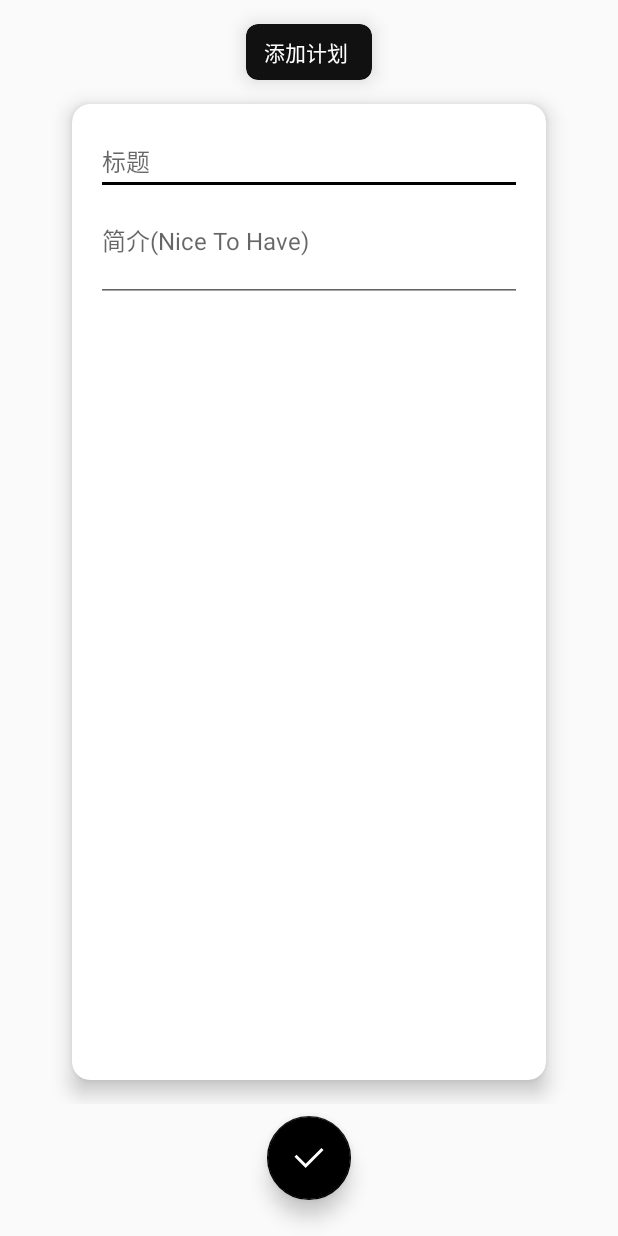
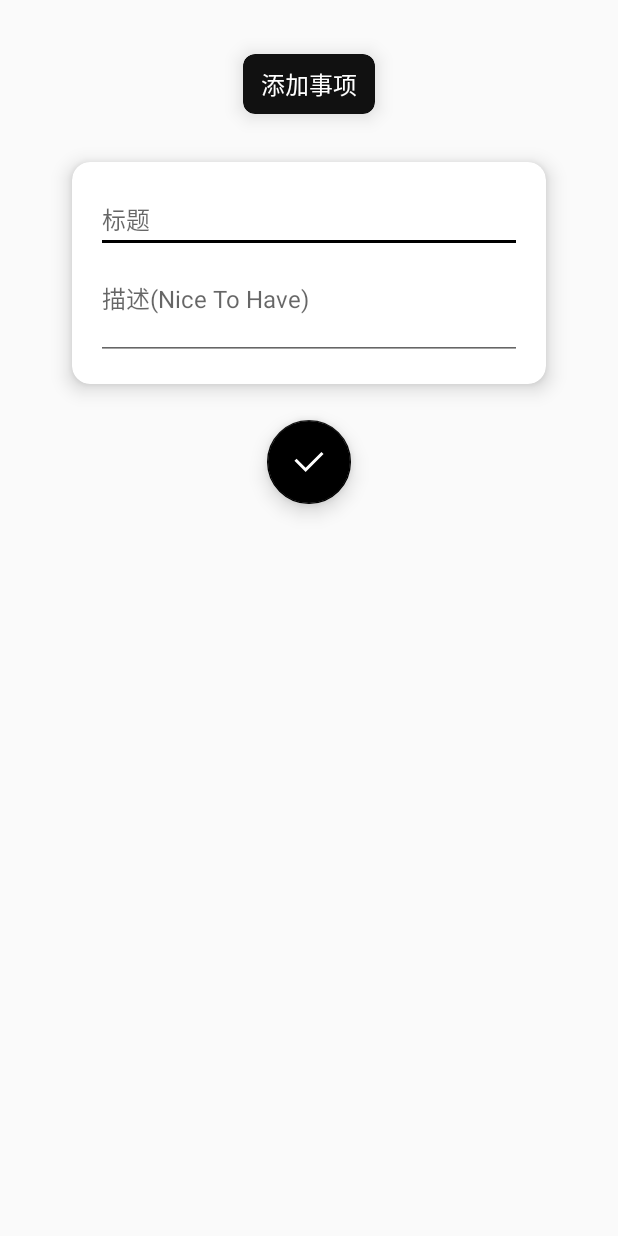
Before and after one commit to csming1995/hundredpercent, an Android app: the AddRecordActivity screen opened directly, with no data from a screen before it, on a phone screen of 412 x 824 dp. Run offline under Robolectric (Android 15) with nearby library versions, the phone set to English and light mode, and no system bars; our stand-ins replace Dagger/Hilt's generated code.

Commit message:
[Feature] 完善事项发布页面.

```diff
--- a/app/src/main/java/com/csming/percent/plan/AddPlanActivity.java
+++ b/app/src/main/java/com/csming/percent/plan/AddPlanActivity.java
@@ -6,8 +6,10 @@ import android.animation.ObjectAnimator;
 import android.content.Context;
 import android.content.Intent;
 import android.os.Bundle;
+import android.view.View;
 import android.view.WindowManager;
 import android.widget.LinearLayout;
+import android.widget.Toast;
 
 import com.csming.percent.R;
 import com.csming.percent.common.widget.AutofitRecyclerView;
@@ -36,6 +38,7 @@ public class AddPlanActivity extends DaggerAppCompatActivity {
 
     private int mColorIndex = 0;
 
+    private LinearLayout mLlBackground;
     private LinearLayout mLlRoot;
     private FloatingActionButton mFabAdd;
 
@@ -90,6 +93,7 @@ public class AddPlanActivity extends DaggerAppCompatActivity {
     }
 
     private void initView() {
+        mLlBackground = findViewById(R.id.ll_background);
         mLlRoot = findViewById(R.id.ll_root);
         mFabAdd = findViewById(R.id.fab_add);
 
@@ -117,5 +121,13 @@ public class AddPlanActivity extends DaggerAppCompatActivity {
             mColorIndex = position;
             mColorSelectAdapter.setSelectIndex(position);
         });
+
+        mLlBackground.setOnClickListener(view -> {
+            onBackPressed();
+        });
+
+        mFabAdd.setOnClickListener(v -> {
+            Toast.makeText(this, "Add Plan", Toast.LENGTH_SHORT).show();
+        });
     }
 }
--- a/app/src/main/java/com/csming/percent/record/AddRecordActivity.java
+++ b/app/src/main/java/com/csming/percent/record/AddRecordActivity.java
@@ -6,8 +6,11 @@ import android.animation.ObjectAnimator;
 import android.content.Context;
 import android.content.Intent;
 import android.os.Bundle;
+import android.util.DisplayMetrics;
 import android.view.Window;
 import android.view.WindowManager;
+import android.widget.LinearLayout;
+import android.widget.Toast;
 
 import com.csming.percent.R;
 import com.google.android.material.floatingactionbutton.FloatingActionButton;
@@ -25,7 +28,8 @@ public class AddRecordActivity extends DaggerAppCompatActivity {
         return new Intent(context, AddRecordActivity.class);
     }
 
-    private CardView mCvPanel;
+    private LinearLayout mLlBackground;
+    private LinearLayout mLlRoot;
     private FloatingActionButton mFabAdd;
 
     private ObjectAnimator mObjectAnimatorCardPanelEnter;
@@ -37,7 +41,7 @@ public class AddRecordActivity extends DaggerAppCompatActivity {
     public void onCreate(@Nullable Bundle savedInstanceState) {
         getWindow().setFlags(WindowManager.LayoutParams.FLAG_FULLSCREEN, WindowManager.LayoutParams.FLAG_FULLSCREEN);
         super.onCreate(savedInstanceState);
-        setContentView(R.layout.activity_add_plan);
+        setContentView(R.layout.activity_add_record);
 
         initView();
     }
@@ -56,17 +60,21 @@ public class AddRecordActivity extends DaggerAppCompatActivity {
     }
 
     private void initAnimator() {
-        int heightCardPanel = mCvPanel.getMeasuredHeight();
-        mObjectAnimatorCardPanelEnter = ObjectAnimator.ofFloat(mCvPanel, "translationY", heightCardPanel, -50, 0);
+
+        // 获取 主面板高度
+        int heightCardPanel = mLlRoot.getMeasuredHeight();
+        // 获取屏幕信息
+        DisplayMetrics dm2 = getResources().getDisplayMetrics();
+        mObjectAnimatorCardPanelEnter = ObjectAnimator.ofFloat(mLlRoot, "translationY", heightCardPanel, -50, 0);
         mObjectAnimatorCardPanelEnter.setDuration(500);
 
         mObjectAnimatorFabEnter = ObjectAnimator.ofFloat(mFabAdd, "translationY", 500, -50, 0);
         mObjectAnimatorFabEnter.setDuration(600);
 
-        mObjectAnimatorCardPannelExit = ObjectAnimator.ofFloat(mCvPanel, "translationY", 0, heightCardPanel + heightCardPanel + mCvPanel.getTop());
+        mObjectAnimatorCardPannelExit = ObjectAnimator.ofFloat(mLlRoot, "translationY", 0,  + dm2.heightPixels);
         mObjectAnimatorCardPannelExit.setDuration(200);
 
-        mObjectAnimatorFabExit = ObjectAnimator.ofFloat(mFabAdd, "translationY", 0, heightCardPanel);
+        mObjectAnimatorFabExit = ObjectAnimator.ofFloat(mFabAdd, "translationY", 0, dm2.heightPixels);
         mObjectAnimatorFabExit.setDuration(200);
 
         mObjectAnimatorCardPannelExit.addListener(new AnimatorListenerAdapter() {
@@ -79,14 +87,23 @@ public class AddRecordActivity extends DaggerAppCompatActivity {
     }
 
     private void initView() {
-        mCvPanel = findViewById(R.id.cv_panel);
+        mLlBackground = findViewById(R.id.ll_background);
+        mLlRoot = findViewById(R.id.ll_root);
         mFabAdd = findViewById(R.id.fab_add);
 
-        mCvPanel.post(() -> {
+        mLlRoot.post(() -> {
             initAnimator();
 
             mObjectAnimatorCardPanelEnter.start();
             mObjectAnimatorFabEnter.start();
         });
+
+        mLlBackground.setOnClickListener(view -> {
+            onBackPressed();
+        });
+
+        mFabAdd.setOnClickListener(v -> {
+            Toast.makeText(this, "Add Record", Toast.LENGTH_SHORT).show();
+        });
     }
 }
--- a/app/src/main/res/layout/activity_add_plan.xml
+++ b/app/src/main/res/layout/activity_add_plan.xml
@@ -2,6 +2,7 @@
 <LinearLayout xmlns:android="http://schemas.android.com/apk/res/android"
     xmlns:app="http://schemas.android.com/apk/res-auto"
     xmlns:tools="http://schemas.android.com/tools"
+    android:id="@+id/ll_background"
     android:layout_width="match_parent"
     android:layout_height="match_parent"
     android:background="@android:color/transparent"
@@ -11,15 +12,16 @@
     <LinearLayout
         android:id="@+id/ll_root"
         android:layout_width="match_parent"
-        android:layout_height="0dp"
-        android:layout_weight="1"
+        android:layout_height="wrap_content"
         android:orientation="vertical">
 
         <androidx.cardview.widget.CardView
             android:layout_width="wrap_content"
             android:layout_height="wrap_content"
             android:layout_gravity="top|center"
-            android:layout_marginTop="16dp"
+            android:layout_marginTop="36dp"
+            android:clickable="true"
+            android:focusable="true"
             android:foreground="?android:attr/selectableItemBackground"
             app:cardBackgroundColor="@color/color_111111"
             app:cardCornerRadius="8dp"
@@ -30,21 +32,24 @@
                 android:layout_height="wrap_content"
                 android:layout_marginStart="12dp"
                 android:layout_marginTop="8dp"
-                android:layout_marginEnd="16dp"
+                android:layout_marginEnd="12dp"
                 android:layout_marginBottom="8dp"
                 android:text="@string/title_add_plan"
-                android:textColor="@color/color_ffffff" />
+                android:textColor="@color/color_ffffff"
+                android:textSize="16dp" />
         </androidx.cardview.widget.CardView>
 
         <androidx.cardview.widget.CardView
             android:id="@+id/cv_panel"
             android:layout_width="match_parent"
-            android:layout_height="match_parent"
+            android:layout_height="wrap_content"
             android:layout_marginStart="48dp"
-            android:layout_marginTop="16dp"
+            android:layout_marginTop="32dp"
             android:layout_marginEnd="48dp"
             android:layout_marginBottom="16dp"
             android:layout_weight="1"
+            android:clickable="true"
+            android:focusable="true"
             app:cardCornerRadius="12dp"
             app:cardElevation="8dp">
 
@@ -68,8 +73,8 @@
                     android:id="@+id/et_description"
                     android:layout_width="match_parent"
                     android:layout_height="wrap_content"
+                    android:layout_marginTop="8dp"
                     android:focusedByDefault="false"
-                    android:layout_marginTop="8dp"
                     android:gravity="start|top"
                     android:hint="@string/add_plan_description"
                     android:lines="2"
@@ -82,7 +87,8 @@
                     android:layout_height="wrap_content"
                     android:layout_gravity="center"
                     android:layout_marginStart="4dp"
-                    android:layout_marginTop="16dp" />
+                    android:layout_marginTop="16dp"
+                    android:layout_marginBottom="8dp" />
             </LinearLayout>
 
         </androidx.cardview.widget.CardView>
--- a/app/src/main/res/layout/activity_add_record.xml
+++ b/app/src/main/res/layout/activity_add_record.xml
@@ -2,41 +2,101 @@
 <LinearLayout xmlns:android="http://schemas.android.com/apk/res/android"
     xmlns:app="http://schemas.android.com/apk/res-auto"
     xmlns:tools="http://schemas.android.com/tools"
+    android:id="@+id/ll_background"
     android:layout_width="match_parent"
     android:layout_height="match_parent"
     android:orientation="vertical"
     android:background="@android:color/transparent"
     tools:context=".plan.AddPlanActivity">
 
+    <LinearLayout
+        android:id="@+id/ll_root"
+        android:layout_width="match_parent"
+        android:layout_height="wrap_content"
+        android:orientation="vertical">
+
+        <androidx.cardview.widget.CardView
+            android:layout_width="wrap_content"
+            android:layout_height="wrap_content"
+            android:layout_gravity="top|center"
+            android:layout_marginTop="36dp"
+            android:clickable="true"
+            android:focusable="true"
+            android:foreground="?android:attr/selectableItemBackground"
+            app:cardBackgroundColor="@color/color_111111"
+            app:cardCornerRadius="8dp"
+            app:cardElevation="8dp">
+
+            <TextView
+                android:layout_width="wrap_content"
+                android:layout_height="wrap_content"
+                android:layout_marginStart="12dp"
+                android:layout_marginTop="8dp"
+                android:layout_marginEnd="12dp"
+                android:layout_marginBottom="8dp"
+                android:text="@string/title_add_record"
+                android:textColor="@color/color_ffffff"
+                android:textSize="16dp" />
+        </androidx.cardview.widget.CardView>
+
         <androidx.cardview.widget.CardView
             android:id="@+id/cv_panel"
             android:layout_width="match_parent"
-        android:layout_height="0dp"
+            android:layout_height="wrap_content"
+            android:layout_marginStart="48dp"
+            android:layout_marginTop="32dp"
+            android:layout_marginEnd="48dp"
+            android:layout_marginBottom="16dp"
             android:layout_weight="1"
-        android:layout_marginStart="48dp"
-        android:layout_marginTop="48dp"
-        android:layout_marginEnd="48dp"
+            android:clickable="true"
+            android:focusable="true"
             app:cardCornerRadius="12dp"
             app:cardElevation="8dp">
 
-        <!--<TextView-->
-        <!--android:layout_width="wrap_content"-->
-        <!--android:layout_height="wrap_content"-->
-        <!--android:layout_gravity="center"-->
-        <!--android:text="Test" />-->
+            <LinearLayout
+                android:layout_width="match_parent"
+                android:layout_height="match_parent"
+                android:layout_margin="16dp"
+                android:orientation="vertical">
+
+                <EditText
+                    android:id="@+id/et_title"
+                    android:layout_width="match_parent"
+                    android:layout_height="wrap_content"
+                    android:focusedByDefault="false"
+                    android:gravity="start|top"
+                    android:hint="@string/add_record_title"
+                    android:maxLength="15"
+                    android:textSize="16dp" />
+
+                <EditText
+                    android:id="@+id/et_description"
+                    android:layout_width="match_parent"
+                    android:layout_height="wrap_content"
+                    android:layout_marginTop="8dp"
+                    android:focusedByDefault="false"
+                    android:gravity="start|top"
+                    android:hint="@string/add_record_description"
+                    android:lines="2"
+                    android:maxLength="35"
+                    android:textSize="16dp" />
+
+            </LinearLayout>
 
         </androidx.cardview.widget.CardView>
+
+    </LinearLayout>
 
     <com.google.android.material.floatingactionbutton.FloatingActionButton
         android:id="@+id/fab_add"
         android:layout_width="wrap_content"
         android:layout_height="wrap_content"
         android:layout_gravity="bottom|center"
-        android:layout_marginTop="24dp"
+        android:layout_marginTop="8dp"
         android:layout_marginBottom="24dp"
         android:src="@drawable/ic_ok"
         app:backgroundTint="@color/color_000000"
-        app:rippleColor="@color/color_000000"
-        app:elevation="8dp"/>
+        app:elevation="8dp"
+        app:rippleColor="@color/color_000000" />
 
 </LinearLayout>
--- a/app/src/main/res/values/strings.xml
+++ b/app/src/main/res/values/strings.xml
@@ -5,5 +5,9 @@
     <string name="add_plan_title">标题</string>
     <string name="add_plan_description">简介(Nice To Have)</string>
 
+    <string name="title_add_record">添加事项</string>
+    <string name="add_record_title">标题</string>
+    <string name="add_record_description">描述(Nice To Have)</string>
+
     <string name="transition_add_add_plan">transition_add_add_plan</string>
 </resources>
```
Lines whose indentation alone changed are shown as unchanged.
